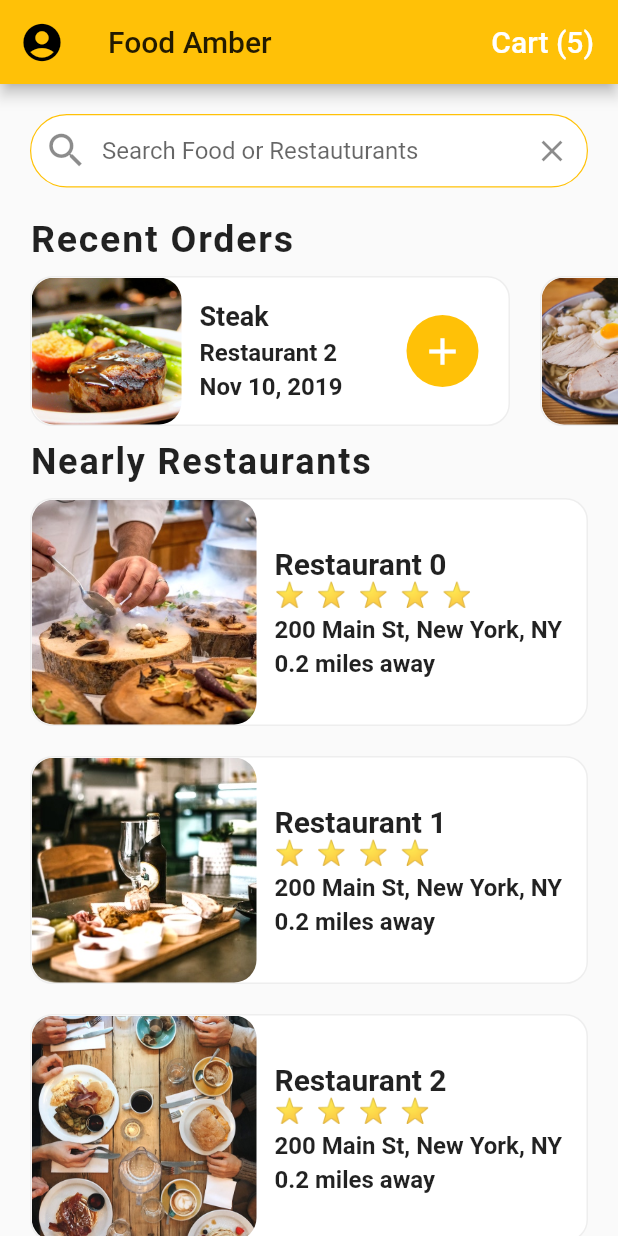
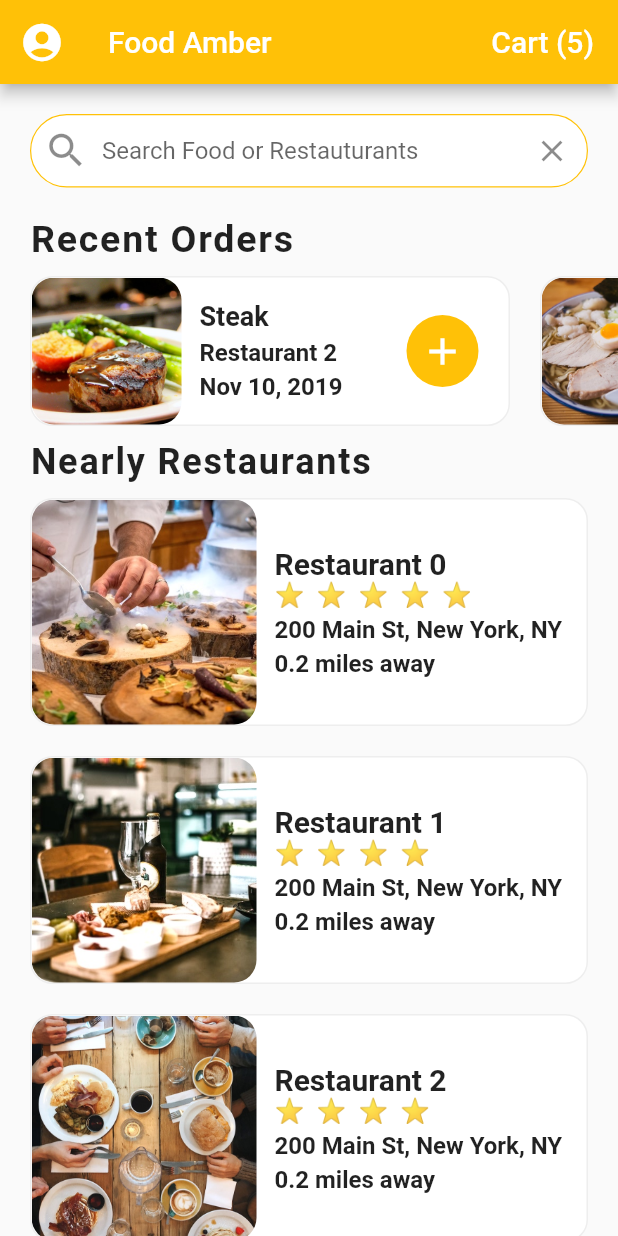
Before and after one commit to AbderrahmenBmz/Food_Delivery_UI_Flutter, a Flutter app: the screen it shows after launch, on a phone screen of 412 x 824 dp. Run offline on Flutter 3.47's test engine with Material 2 defaults, Android fonts, the phone set to English and light mode, and no system bars.

Commit message:
add screenshot

```diff
--- a/lib/screens/home_screen.dart
+++ b/lib/screens/home_screen.dart
@@ -100,13 +100,13 @@ class _HomeScreenState extends State<HomeScreen> {
     return Scaffold(
       appBar: AppBar(
         leading: IconButton(
-          icon: Icon(Icons.account_circle),
+          icon: Icon(Icons.account_circle,color:Colors.white),
           iconSize: 30.0,
           onPressed: () {},
         ),
         title: Text(
           'Food Amber',
-          style: TextStyle(fontSize: 20.0),
+          style: TextStyle(fontSize: 20.0,color:Colors.white),
         ),
         actions: <Widget>[
           FlatButton(
```
Also changed, not shown: Screenshot_20200522-090714.jpg (added), Screenshot_20200522-090720.jpg (added), Screenshot_20200522-090726.jpg (added), Screenshot_20200522-090747.jpg (added), Screenshot_20200522-090752.jpg (added).
